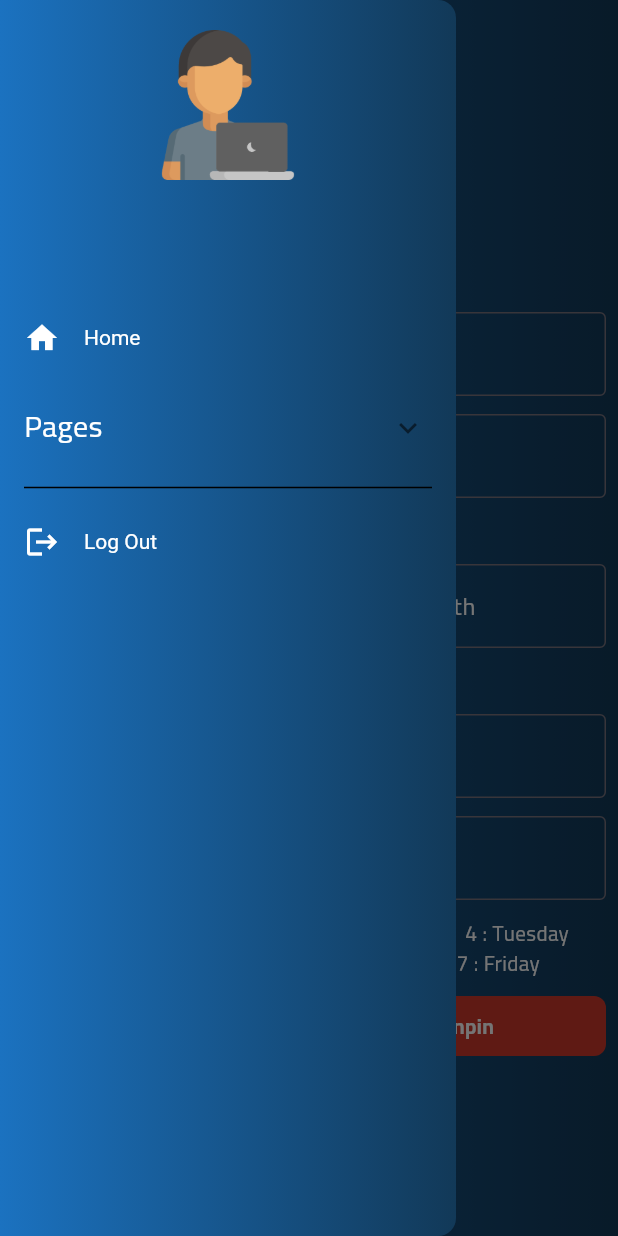
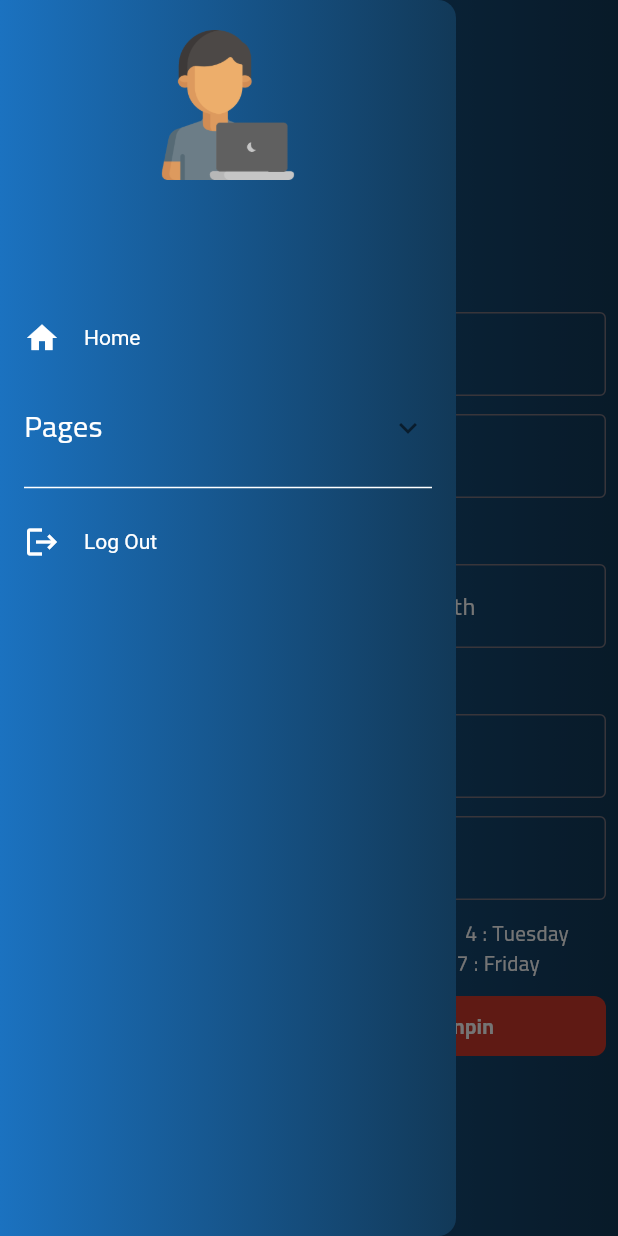
Before and after one commit to AhmedYasserSellow/Padel-Club-Booking-Service, a Flutter app: the DashBoardView screen opened directly with empty values, with the side drawer open, on a phone screen of 412 x 824 dp. Run offline on Flutter 3.47's test engine with Material 2 defaults, Android fonts, the phone set to English and light mode, and no system bars; our stand-ins replace animated_splash_screen, cached_network_image, cloud_firestore, firebase_auth, firebase_core, firebase_messaging and 5 more; accounts and stored records are empty.

```diff
--- a/lib/components/routes/app_routes.dart
+++ b/lib/components/routes/app_routes.dart
@@ -1,11 +1,12 @@
 import 'package:booking/components/models/page_model.dart';
 import 'package:booking/layouts/admin/dashboard_view.dart';
 import 'package:booking/layouts/admin/screens/academy.dart';
+import 'package:booking/layouts/admin/screens/notification.dart';
 import 'package:booking/layouts/admin/screens/offers.dart';
 import 'package:booking/layouts/admin/screens/pin_times.dart';
 import 'package:booking/layouts/admin/screens/prices.dart';
 import 'package:booking/layouts/admin/screens/years.dart';
-import 'package:booking/layouts/auth/login_page.dart';
+import 'package:booking/layouts/auth/auth_screen.dart';
 import 'package:booking/layouts/home/home_layout.dart';
 import 'package:booking/layouts/home/screens/about%20us/about_us_screen.dart';
 import 'package:booking/layouts/home/screens/booking%20screen/booking_screen.dart';
@@ -97,5 +98,10 @@ List<PageModel> dashboardPages = [
     icon: Icons.price_change,
     name: 'Prices',
     mainWidget: PricesScreen(),
-  )
+  ),
+  PageModel(
+    icon: Icons.notifications,
+    name: 'Notifications',
+    mainWidget: const NotificationScreen(),
+  ),
 ];
--- a/lib/layouts/admin/dashboard drawer/widgets/dashboard_log_out.dart
+++ b/lib/layouts/admin/dashboard drawer/widgets/dashboard_log_out.dart
@@ -1,7 +1,7 @@
 import 'package:booking/layouts/admin/dashboard%20drawer/widgets/dashboard_drawer_item.dart';
 import 'package:booking/logic/cubit.dart';
 import 'package:booking/components/constants/constants.dart';
-import 'package:booking/layouts/auth/login_page.dart';
+import 'package:booking/layouts/auth/auth_screen.dart';
 import 'package:firebase_auth/firebase_auth.dart';
 import 'package:firebase_messaging/firebase_messaging.dart';
 import 'package:flutter/material.dart';
--- a/lib/layouts/admin/dashboard drawer/widgets/dashboard_pages.dart
+++ b/lib/layouts/admin/dashboard drawer/widgets/dashboard_pages.dart
@@ -65,7 +65,7 @@ class _DashboardPagesState extends State<DashboardPages> {
         Padding(
           padding: const EdgeInsets.symmetric(horizontal: 16),
           child: Divider(
-            color: AppCubit.get(context).iconAndTextColor,
+            color: whiteTextColor,
           ),
         )
       ],
--- a/lib/layouts/auth/login_page.dart
+++ b/lib/layouts/auth/auth_screen.dart
@@ -1,12 +1,12 @@
+import 'package:booking/layouts/auth/widgets/choose_your_role.dart';
+import 'package:booking/layouts/auth/widgets/manager_form.dart';
+import 'package:booking/layouts/auth/widgets/users_form.dart';
 import 'package:booking/logic/states.dart';
 import 'package:booking/components/theme/theme.dart';
-import 'package:booking/layouts/auth/choose_your_role.dart';
-import 'package:booking/layouts/auth/users_form.dart';
 import 'package:flutter/material.dart';
 import 'package:flutter/services.dart';
 import 'package:flutter_bloc/flutter_bloc.dart';
 import '../../logic/cubit.dart';
-import 'manager_form.dart';
 
 class AuthScreen extends StatefulWidget {
   const AuthScreen({super.key});
--- a/lib/layouts/home/drawer/widgets/log_out.dart
+++ b/lib/layouts/home/drawer/widgets/log_out.dart
@@ -1,7 +1,7 @@
 import 'package:booking/layouts/home/drawer/widgets/drawer_item.dart';
 import 'package:booking/logic/cubit.dart';
 import 'package:booking/components/constants/constants.dart';
-import 'package:booking/layouts/auth/login_page.dart';
+import 'package:booking/layouts/auth/auth_screen.dart';
 import 'package:firebase_auth/firebase_auth.dart';
 import 'package:firebase_messaging/firebase_messaging.dart';
 import 'package:flutter/material.dart';
--- a/lib/layouts/splash/splash_screen.dart
+++ b/lib/layouts/splash/splash_screen.dart
@@ -1,7 +1,7 @@
 import 'package:animated_splash_screen/animated_splash_screen.dart';
 import 'package:booking/components/constants/constants.dart';
 import 'package:booking/layouts/home/home_layout.dart';
-import 'package:booking/layouts/auth/login_page.dart';
+import 'package:booking/layouts/auth/auth_screen.dart';
 import 'package:booking/layouts/on%20boarding/on_boarding_screen.dart';
 import 'package:flutter/material.dart';
 import 'package:shared_preferences/shared_preferences.dart';
--- a/lib/logic/states.dart
+++ b/lib/logic/states.dart
@@ -22,4 +22,6 @@ class GetTheme extends AppStates {}
 
 class NameChanged extends AppStates {}
 
+class OnBoardingPageChanged extends AppStates {}
+
 class ButtonLoadingState extends AppStates {}
```
Also changed, not shown: lib/layouts/on boarding/widgets/progress_arrow.dart (+9 -24 lines), lib/logic/cubit.dart (+18 -1 lines), lib/layouts/auth/widgets/choose_your_role.dart (renamed from lib/layouts/auth/choose_your_role.dart), lib/layouts/auth/widgets/manager_form.dart (renamed from lib/layouts/auth/manager_form.dart), lib/layouts/auth/widgets/users_form.dart (renamed from lib/layouts/auth/users_form.dart).
